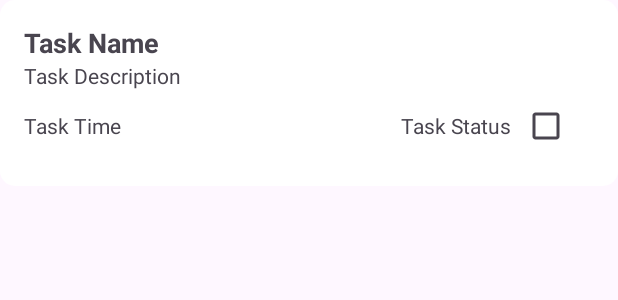
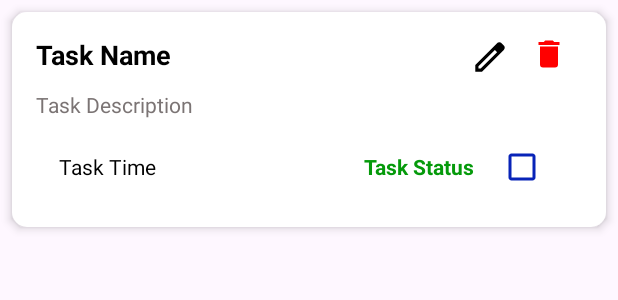
Before and after one commit to AbdullahNaveeed/ToDoList, an Android app: the layout todo_item.xml on its own in the app's theme, with its tools: preview values and no code run, on a phone screen of 412 x 824 dp. Shown: the top 300 px of the screen. Run offline under Robolectric (Android 15) with nearby library versions, the phone set to English and light mode, and no system bars.

Commit message:
addd edit and remove button and logic

```diff
--- a/app/src/main/java/com/example/todolist/TodoDBHelper.java
+++ b/app/src/main/java/com/example/todolist/TodoDBHelper.java
@@ -72,6 +72,7 @@ public  class TodoDBHelper extends SQLiteOpenHelper {
     public void deleteTask(int id) {
         SQLiteDatabase db = this.getWritableDatabase();
         db.delete("tasks", "id=?", new String[]{String.valueOf(id)});
+        db.close();
     }
     public void updateTask(int id, String name, String description, String time, String status) {
         SQLiteDatabase db = this.getWritableDatabase();
@@ -82,6 +83,7 @@ public  class TodoDBHelper extends SQLiteOpenHelper {
         values.put("status", status);
         db.update("tasks", values, "id=?", new String[]{String.valueOf(id)});
     }
+
     public Cursor getCompletedTasks() {
         SQLiteDatabase db = this.getReadableDatabase();
         return db.rawQuery("SELECT * FROM tasks WHERE status='Completed'", null);
--- a/app/src/main/res/drawable/ic_delete.xml
+++ b/app/src/main/res/drawable/ic_delete.xml
@@ -5,7 +5,7 @@
     android:viewportHeight="24"
     android:viewportWidth="24">
     <path
-        android:fillColor="#ffffff"
+        android:fillColor="#FF0000"
         android:pathData="M19,4H15.5L14.5,3H9.5L8.5,4H5V6H19M6,19A2,2 0,0 0,8 21H16A2,2 0,0 0,18 19V7H6V19Z"/>
 
 </vector>
--- /dev/null
+++ b/app/src/main/res/drawable/ic_edit.xml
@@ -0,0 +1,10 @@
+<vector xmlns:android="http://schemas.android.com/apk/res/android"
+    android:width="28dp"
+    android:height="28dp"
+    android:viewportWidth="960"
+    android:viewportHeight="960"
+    android:tint="?attr/colorControlNormal">
+  <path
+      android:fillColor="@android:color/white"
+      android:pathData="M216,744L267,744L642,369L591,318L216,693L216,744ZM144,816L144,663L642,165Q653,154 665.84,149Q678.67,144 692.84,144Q707,144 720,149Q733,154 744,165L795,216Q806,227 811,240Q816,253 816,266.54Q816,280.99 810.98,294.08Q805.96,307.17 795,318L297,816L144,816ZM744,267L744,267L693,216L693,216L744,267ZM616.05,343.95L591,318L591,318L642,369L642,369L616.05,343.95Z"/>
+</vector>
--- a/app/src/main/res/layout/todo_item.xml
+++ b/app/src/main/res/layout/todo_item.xml
@@ -1,50 +1,111 @@
 <LinearLayout
     xmlns:android="http://schemas.android.com/apk/res/android"
+    xmlns:app="http://schemas.android.com/apk/res-auto"
     android:layout_width="match_parent"
     android:layout_height="wrap_content"
     android:orientation="vertical"
     android:background="@drawable/rounded_bg_2"
-    android:padding="16dp">
+    android:padding="16dp"
+    android:elevation="4dp"
+    android:layout_margin="8dp">
 
-    <TextView
-        android:id="@+id/taskNameTextView"
-        android:layout_width="match_parent"
-        android:layout_height="wrap_content"
-        android:text="Task Name"
-        android:textStyle="bold"
-        android:textSize="18sp" />
-
-    <TextView
-        android:id="@+id/taskDescriptionTextView"
-        android:layout_width="match_parent"
-        android:layout_height="wrap_content"
-        android:text="Task Description" />
-
+    <!-- Task Title and Action Buttons -->
     <LinearLayout
         android:layout_width="match_parent"
         android:layout_height="wrap_content"
         android:orientation="horizontal"
         android:weightSum="10">
+
+        <!-- Task Name -->
+        <TextView
+            android:id="@+id/taskNameTextView"
+            android:layout_width="0dp"
+            android:layout_weight="8"
+            android:layout_height="wrap_content"
+            android:text="Task Name"
+            android:textStyle="bold"
+            android:textColor="#000000"
+            android:textSize="18sp"
+            android:maxLines="1"
+            android:ellipsize="end" />
+
+        <!-- Edit Button -->
+        <ImageButton
+            android:id="@+id/editTaskButton"
+            android:layout_width="0dp"
+            android:layout_weight="1"
+            android:layout_height="wrap_content"
+            android:src="@drawable/ic_edit"
+            android:contentDescription="Edit Task"
+            android:background="?attr/selectableItemBackground"
+            android:layout_marginEnd="4dp"
+            app:tint="#000000" />
+
+        <!-- Delete Button -->
+        <ImageButton
+            android:id="@+id/deleteTaskButton"
+            android:layout_width="0dp"
+            android:layout_weight="1"
+            android:layout_height="wrap_content"
+            android:src="@drawable/ic_delete"
+            android:contentDescription="Delete Task"
+            android:background="?attr/selectableItemBackground"
+            android:layout_marginEnd="4dp" />
+    </LinearLayout>
+
+    <!-- Task Description -->
+    <TextView
+        android:id="@+id/taskDescriptionTextView"
+        android:layout_width="match_parent"
+        android:layout_height="wrap_content"
+        android:layout_marginTop="8dp"
+        android:text="Task Description"
+        android:textColor="#E96E6767"
+        android:textSize="14sp"
+        android:maxLines="2"
+        android:ellipsize="end" />
+
+    <!-- Task Details and Checkbox -->
+    <LinearLayout
+        android:layout_width="match_parent"
+        android:layout_height="wrap_content"
+        android:layout_marginTop="8dp"
+        android:gravity="center"
+        android:orientation="horizontal"
+        android:weightSum="10">
+
+        <!-- Task Time -->
         <TextView
             android:id="@+id/taskTimeTextView"
             android:layout_width="0dp"
             android:layout_weight="5"
+            android:layout_height="wrap_content"
             android:gravity="start"
-            android:layout_height="wrap_content"
-            android:text="Task Time" />
+
+            android:text="Task Time"
+            android:textColor="#000"
+            android:textSize="14sp" />
+
+        <!-- Task Status -->
         <TextView
             android:id="@+id/taskStatusTextView"
             android:layout_width="0dp"
-            android:layout_weight="5"
+            android:layout_weight="4"
+            android:layout_height="wrap_content"
             android:gravity="end"
-            android:layout_height="wrap_content"
-            android:text="Task Status" />
+            android:text="Task Status"
+            android:textColor="#059A0B"
+            android:textStyle="bold"
+            android:textSize="14sp" />
+
+        <!-- Checkbox -->
         <CheckBox
             android:id="@+id/taskCheckBox"
             android:layout_width="wrap_content"
             android:layout_height="wrap_content"
-            android:layout_marginEnd="8dp" />
-
+            android:layout_marginStart="8dp"
+            android:layout_gravity="center_vertical"
+            android:buttonTint="#0823B8" />
     </LinearLayout>
 
 </LinearLayout>
```
Also changed, not shown: app/src/main/java/com/example/todolist/TodoAdapter.java (+60 -0 lines), app/src/main/res/layout/edit_task_dialog.xml (added, +27 -0 lines).
